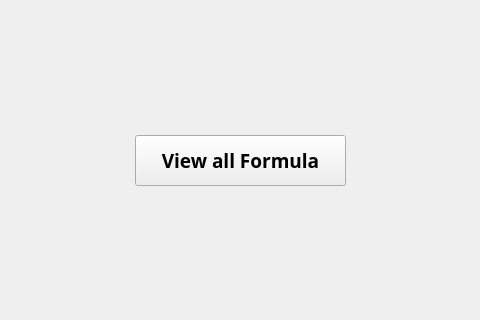
The window that FormulaManager/guest.ui (AtuLxCE/formula-encyclopaedia) describes before a commit, drawn with Qt 5; both pictures show x 395 to 875 and y 195 to 515 of the 1280 by 720 pixel window.
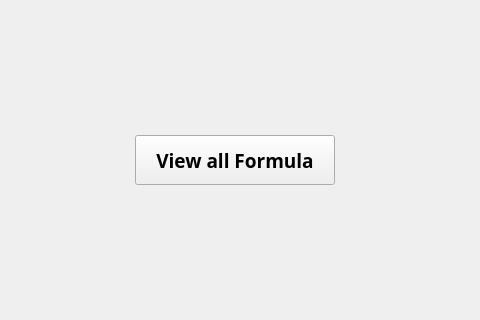
The same window after the commit. The open tabs and pages were chosen to show the change. Icons and pictures are not drawn.

The edit to the form file:
```diff
--- a/FormulaManager/guest.ui
+++ b/FormulaManager/guest.ui
@@ -116,13 +116,13 @@
       <rect>
        <x>490</x>
        <y>220</y>
-       <width>211</width>
-       <height>51</height>
+       <width>200</width>
+       <height>50</height>
       </rect>
      </property>
      <property name="font">
       <font>
-       <family>Agency FB</family>
+       <family>Bahnschrift Condensed</family>
        <pointsize>14</pointsize>
        <bold>true</bold>
       </font>
```
Left out of the diff: 6 changed lines with no effect on the pictures.
